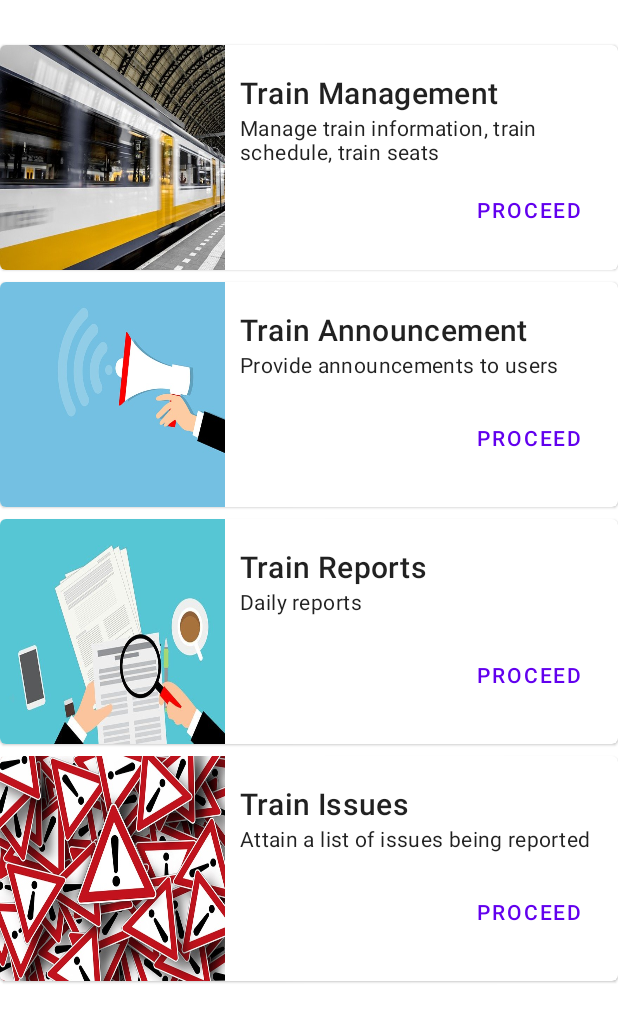
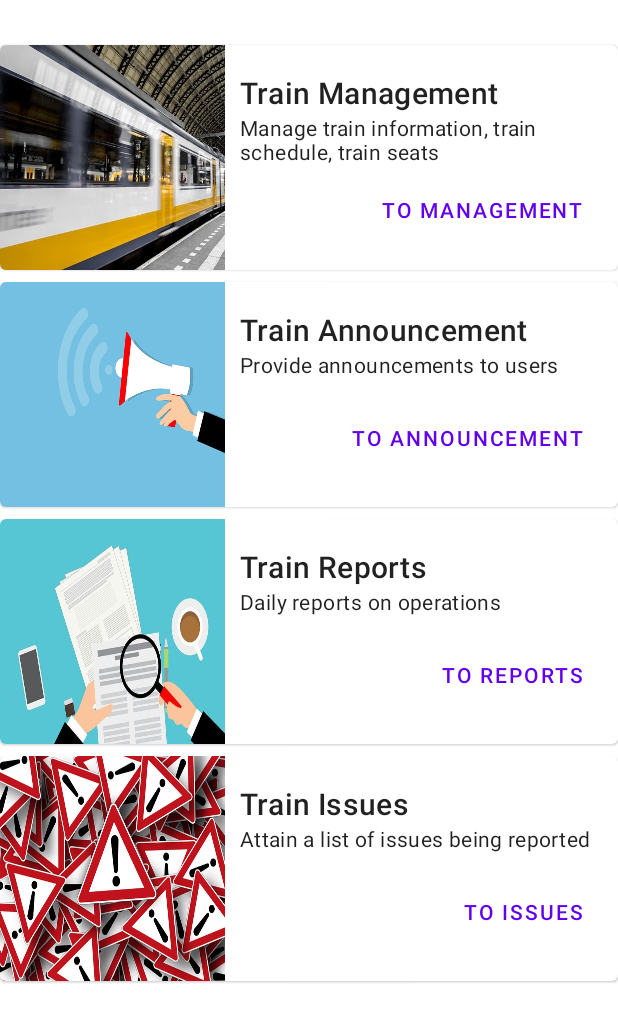
Before and after one commit to DanTheT/RailwayReservation, an Android app: the layout fragment_admin_main.xml on its own in the app's theme, with its tools: preview values and no code run, on a phone screen of 412 x 824 dp. Shown: the top 1022 px of the screen. Run offline under Robolectric (Android 15) with nearby library versions, the phone set to English and light mode, and no system bars.

Commit message:
Committed new adjustments

```diff
--- a/app/src/main/res/layout/fragment_admin_main.xml
+++ b/app/src/main/res/layout/fragment_admin_main.xml
@@ -36,14 +36,14 @@
                 <TextView
                     android:layout_width="match_parent"
                     android:layout_height="wrap_content"
-                    android:text="Train Management"
+                    android:text="@string/txt_train_management"
                     android:textAppearance="?attr/textAppearanceHeadline6"
                     android:layout_marginTop="8dp"/>
 
                 <TextView
                     android:layout_width="wrap_content"
                     android:layout_height="wrap_content"
-                    android:text="Manage train information, train schedule, train seats"
+                    android:text="@string/body_train_management"
                     android:textAppearance="?attr/textAppearanceBody2"
                     />
 
@@ -58,7 +58,7 @@
                         style="?attr/borderlessButtonStyle"
                         android:layout_width="wrap_content"
                         android:layout_height="wrap_content"
-                        android:text="Proceed" />
+                        android:text="@string/button_train_management" />
                 </LinearLayout>
             </LinearLayout>
 
@@ -95,14 +95,14 @@
                 <TextView
                     android:layout_width="match_parent"
                     android:layout_height="wrap_content"
-                    android:text="Train Announcement"
+                    android:text="@string/txt_train_announcement"
                     android:textAppearance="?attr/textAppearanceHeadline6"
                     android:layout_marginTop="8dp"/>
 
                 <TextView
                     android:layout_width="wrap_content"
                     android:layout_height="wrap_content"
-                    android:text="Provide announcements to users"
+                    android:text="@string/body_train_announcement"
                     android:textAppearance="?attr/textAppearanceBody2"
                     android:layout_marginBottom="10dp"
                     />
@@ -118,7 +118,7 @@
                         style="?attr/borderlessButtonStyle"
                         android:layout_width="wrap_content"
                         android:layout_height="wrap_content"
-                        android:text="Proceed" />
+                        android:text="@string/button_train_announcement" />
                 </LinearLayout>
             </LinearLayout>
 
@@ -156,14 +156,14 @@
                 <TextView
                     android:layout_width="match_parent"
                     android:layout_height="wrap_content"
-                    android:text="Train Reports"
+                    android:text="@string/txt_train_reports"
                     android:textAppearance="?attr/textAppearanceHeadline6"
                     android:layout_marginTop="8dp"/>
 
                 <TextView
                     android:layout_width="wrap_content"
                     android:layout_height="wrap_content"
-                    android:text="Daily reports"
+                    android:text="@string/body_train_reports"
                     android:textAppearance="?attr/textAppearanceBody2"
                     android:layout_marginBottom="10dp"
                     />
@@ -179,7 +179,7 @@
                         style="?attr/borderlessButtonStyle"
                         android:layout_width="wrap_content"
                         android:layout_height="wrap_content"
-                        android:text="Proceed" />
+                        android:text="@string/button_train_reports" />
                 </LinearLayout>
             </LinearLayout>
 
@@ -217,14 +217,14 @@
                 <TextView
                     android:layout_width="match_parent"
                     android:layout_height="wrap_content"
-                    android:text="Train Issues"
+                    android:text="@string/txt_train_issues"
                     android:textAppearance="?attr/textAppearanceHeadline6"
                     android:layout_marginTop="8dp"/>
 
                 <TextView
                     android:layout_width="wrap_content"
                     android:layout_height="wrap_content"
-                    android:text="Attain a list of issues being reported"
+                    android:text="@string/body_train_issues"
                     android:textAppearance="?attr/textAppearanceBody2"
                     android:layout_marginBottom="10dp"
                     />
@@ -240,7 +240,7 @@
                         style="?attr/borderlessButtonStyle"
                         android:layout_width="wrap_content"
                         android:layout_height="wrap_content"
-                        android:text="Proceed" />
+                        android:text="@string/button_train_issues" />
                 </LinearLayout>
             </LinearLayout>
 
--- a/app/src/main/res/values/strings.xml
+++ b/app/src/main/res/values/strings.xml
@@ -6,10 +6,26 @@
     <string name="password_empty">Please enter a password</string>
     <string name="password_length">Please enter at least 6 characters</string>
 
-    //imageCD in main admin page
+    //ADMIN MAIN PAGE
     <string name="train_image_CD">Train management image</string>
     <string name="announcement_image_CD">Train announcement image</string>
     <string name="reports_image_CD">Train reports image</string>
+
+    <string name="txt_train_management">Train Management</string>
+    <string name="body_train_management">Manage train information, train schedule, train seats</string>
+    <string name="button_train_management">To management</string>
+
+    <string name="txt_train_announcement">Train Announcement</string>
+    <string name="body_train_announcement">Provide announcements to users</string>
+    <string name="button_train_announcement">To announcement</string>
+
+    <string name="txt_train_reports">Train Reports</string>
+    <string name="body_train_reports">Daily reports on operations</string>
+    <string name="button_train_reports">To reports</string>
+
+    <string name="txt_train_issues">Train Issues</string>
+    <string name="body_train_issues">Attain a list of issues being reported</string>
+    <string name="button_train_issues">To issues</string>
 
     //admin login
     <string name="title_activity_admin_login">Login</string>
@@ -21,10 +37,10 @@
     <string name="reset_password">Reset Password</string>
     <string name="register_acc">Sign Up</string>
     <string name="background_photo_contentDesc">train background photo</string>
-    <string name="btn_train_manage">Train Management</string>
+    <!--<string name="btn_train_manage">Train Management</string>
     <string name="btn_train_announce">Announcement Management</string>
     <string name="btn_train_reporting">Reports</string>
-    <string name="btn_train_issueManage">Issues Management</string>
+    <string name="btn_train_issueManage">Issues Management</string> -->
 
     //admin register
     <string name="admin_register_title">Registration</string>
```
